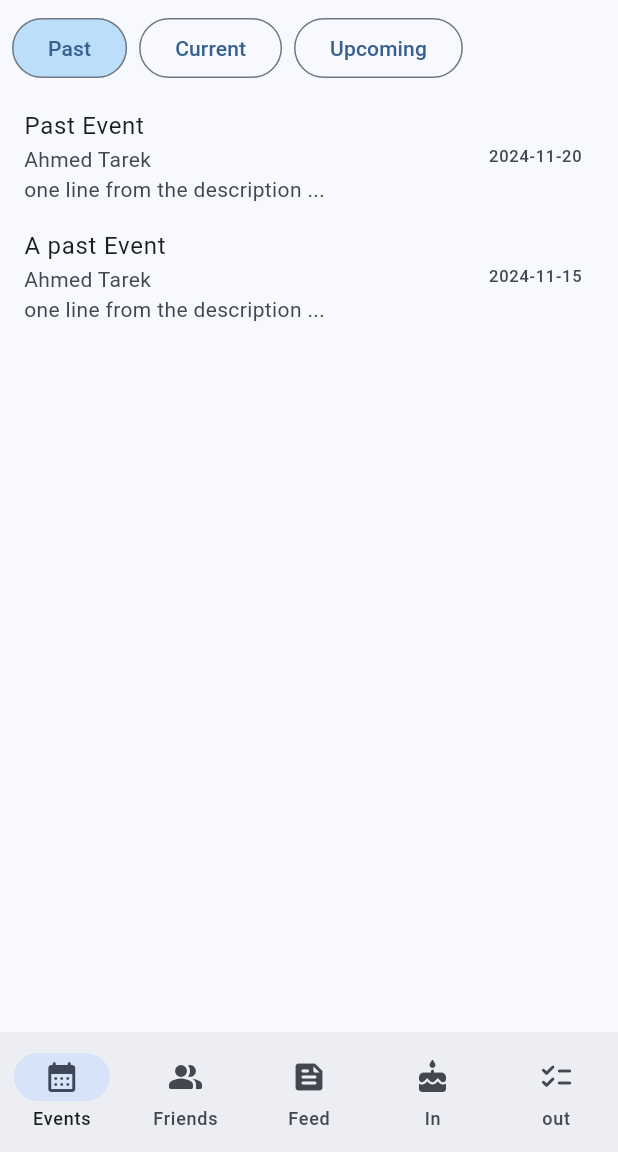
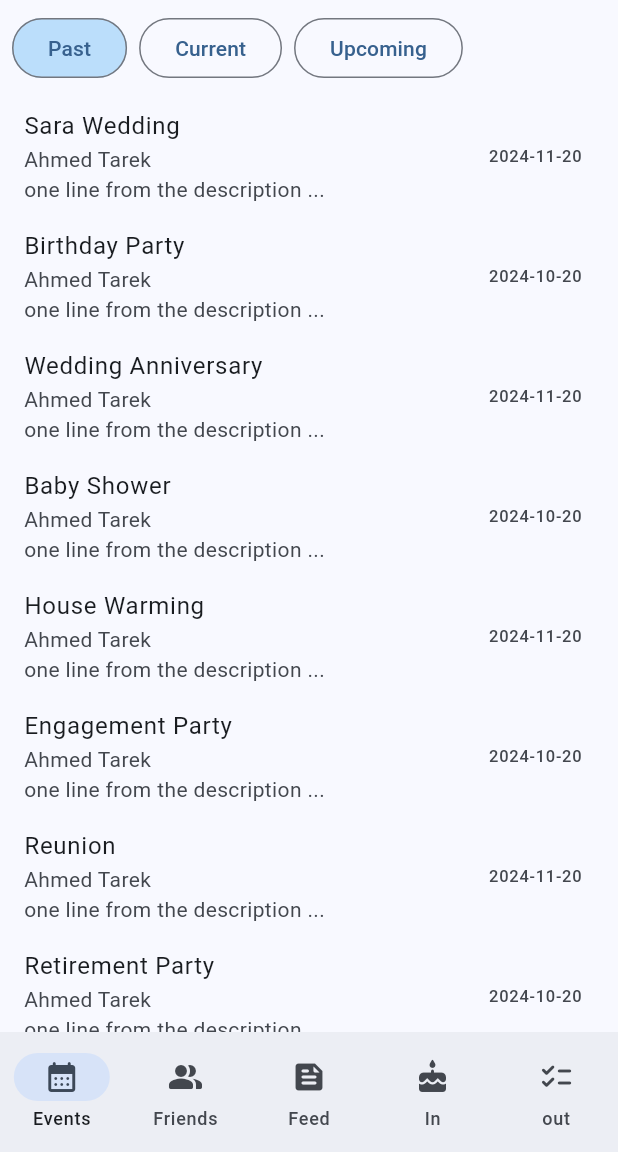
Before and after one commit to AhmedTareek/celebratio, a Flutter app: the screen it shows after launch, after a tap on "Past", on a phone screen of 412 x 824 dp, the part 84-1236 px from its top. Run offline on Flutter 3.47's test engine with Material 3 defaults, Android fonts, the phone set to English and light mode, and no system bars.

Commit message:
Added sorting functionality based on name or category

```diff
--- a/lib/Events.dart
+++ b/lib/Events.dart
@@ -13,16 +13,108 @@ class _EventState extends State<Events> {
   final DateTime today = DateTime.now();
   final List<Map<String, dynamic>> allEvents = [
     // Example events with name and date
-    {"name": "Past Event", "date": DateTime(2024, 11, 20)},
+    {
+      "name": "Sara Wedding",
+      "date": DateTime(2024, 11, 20),
+      "Category": "Wedding"
+    },
+    {
+      "name": "Birthday Party",
+      "date": DateTime(2024, 10, 20),
+      "Category": "Party"
+    },
+    {
+      "name": "Graduation Ceremony",
+      "date": DateTime(2024, 12, 20),
+      "Category": "Graduation"
+    },
+    {
+      "name": "Wedding Anniversary",
+      "date": DateTime(2024, 11, 20),
+      "Category": "Anniversary"
+    },
+    {
+      "name": "Baby Shower",
+      "date": DateTime(2024, 10, 20),
+      "Category": "Baby Shower"
+    },
+    {
+      "name": "Farewell Party",
+      "date": DateTime(2024, 12, 20),
+      "Category": "Party"
+    },
+    {
+      "name": "House Warming",
+      "date": DateTime(2024, 11, 20),
+      "Category": "House Warming"
+    },
+    {
+      "name": "Engagement Party",
+      "date": DateTime(2024, 10, 20),
+      "Category": "Party"
+    },
+    {"name": "Prom Night", "date": DateTime(2024, 12, 20), "Category": "Prom"},
+    {"name": "Reunion", "date": DateTime(2024, 11, 20), "Category": "Reunion"},
+    {
+      "name": "Retirement Party",
+      "date": DateTime(2024, 10, 20),
+      "Category": "Party"
+    },
+    {
+      "name": "Bachelor Party",
+      "date": DateTime(2024, 12, 20),
+      "Category": "Party"
+    },
+    {
+      "name": "Bridal Shower",
+      "date": DateTime(2024, 11, 20),
+      "Category": "Bridal"
+    },
+    {
+      "name": "Naming Ceremony",
+      "date": DateTime(2024, 10, 20),
+      "Category": "Naming"
+    },
+    {
+      "name": "House Party",
+      "date": DateTime(2024, 12, 20),
+      "Category": "Party"
+    },
+    {
+      "name": "Christmas Party",
+      "date": DateTime(2024, 11, 20),
+      "Category": "Party"
+    },
+    {
+      "name": "New Year Party",
+      "date": DateTime(2024, 10, 20),
+      "Category": "New Year"
+    },
+    {
+      "name": "Halloween Party",
+      "date": DateTime(2024, 12, 20),
+      "Category": "Halloween"
+    },
+
     {
       "name": "Today's Event",
       "date": DateTime(
-          DateTime.now().year, DateTime.now().month, DateTime.now().day)
+          DateTime.now().year, DateTime.now().month, DateTime.now().day),
+      "Category": "Today"
     },
-    {"name": "Upcoming Event", "date": DateTime(2024, 12, 5)},
-    {"name": "A past Event", "date": DateTime(2024, 11, 15)},
+    {
+      "name": "Upcoming Event",
+      "date": DateTime(2024, 12, 5),
+      "Category": "Upcoming"
+    },
+    {
+      "name": "A past Event",
+      "date": DateTime(2024, 11, 15),
+      "Category": "Anniversary"
+    },
   ];
   List<Map<String, dynamic>> filteredEvents = [];
+  String sortType = "";
 
   void _filterEvents() {
     setState(() {
@@ -48,8 +140,20 @@ class _EventState extends State<Events> {
         filteredEvents =
             allEvents.where((event) => event['date'].isAfter(today)).toList();
       }
+      _sortEvents(); // Apply sorting after filtering
     });
   }
+
+  void _sortEvents() {
+    setState(() {
+      if (sortType == "Category") {
+        filteredEvents.sort((a, b) => a['Category'].compareTo(b['Category']));
+      } else if (sortType == "Name") {
+        filteredEvents.sort((a, b) => a['name'].compareTo(b['name']));
+      }
+    });
+  }
+
   void _showOptionsDialog(int index) {
     showModalBottomSheet(
       context: context,
@@ -77,6 +181,8 @@ class _EventState extends State<Events> {
     );
   }
 
+
+
   @override
   void initState() {
     super.initState();
@@ -86,7 +192,9 @@ class _EventState extends State<Events> {
   @override
   Widget build(BuildContext context) {
     return CustomWidget(
-        newButton: NewButton(label: 'New Event', onPressed: () {}),
+        newButton: NewButton(label: 'New Event', onPressed: () {
+          // Add new event
+        }),
         filterButtons: [
           FilterButton(
               label: 'Past',
@@ -114,7 +222,20 @@ class _EventState extends State<Events> {
             },
           ),
         ],
-        sortOptions: [SortOption(label: 'Name'), SortOption(label: 'Category')],
+        sortOptions: [
+          SortOption(
+              label: 'Name',
+              onSelected: () {
+                sortType = 'Name';
+                _sortEvents();
+              }),
+          SortOption(
+              label: 'Category',
+              onSelected: () {
+                sortType = 'Category';
+                _sortEvents();
+              })
+        ],
         tileBuilder: (context, index) {
           final formatter = DateFormat('yyyy-MM-dd');
           final event = filteredEvents[index];
```
